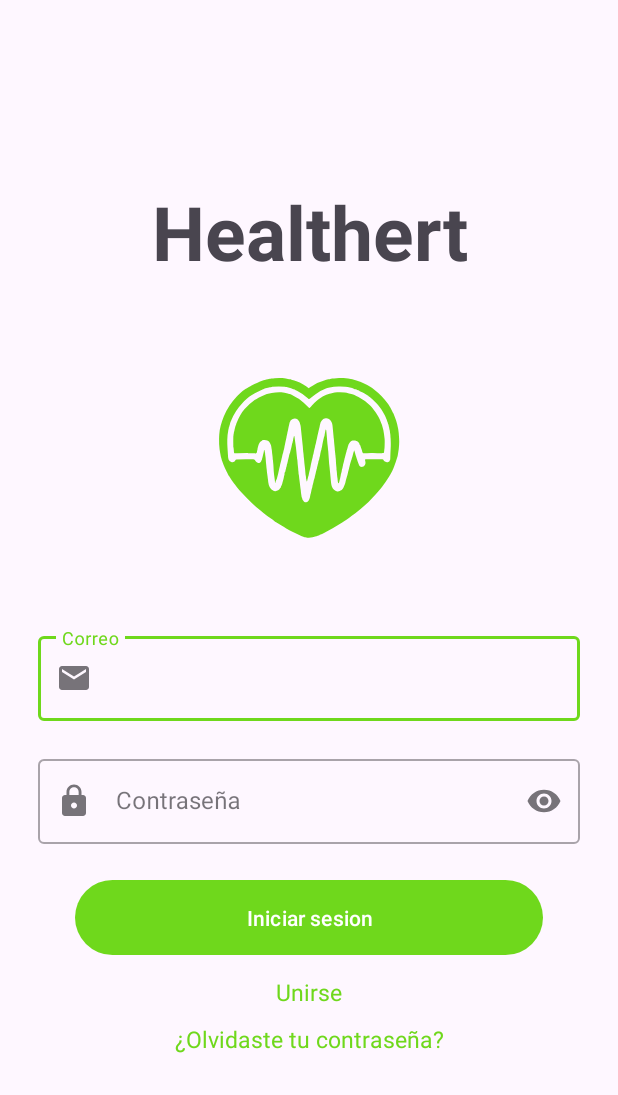
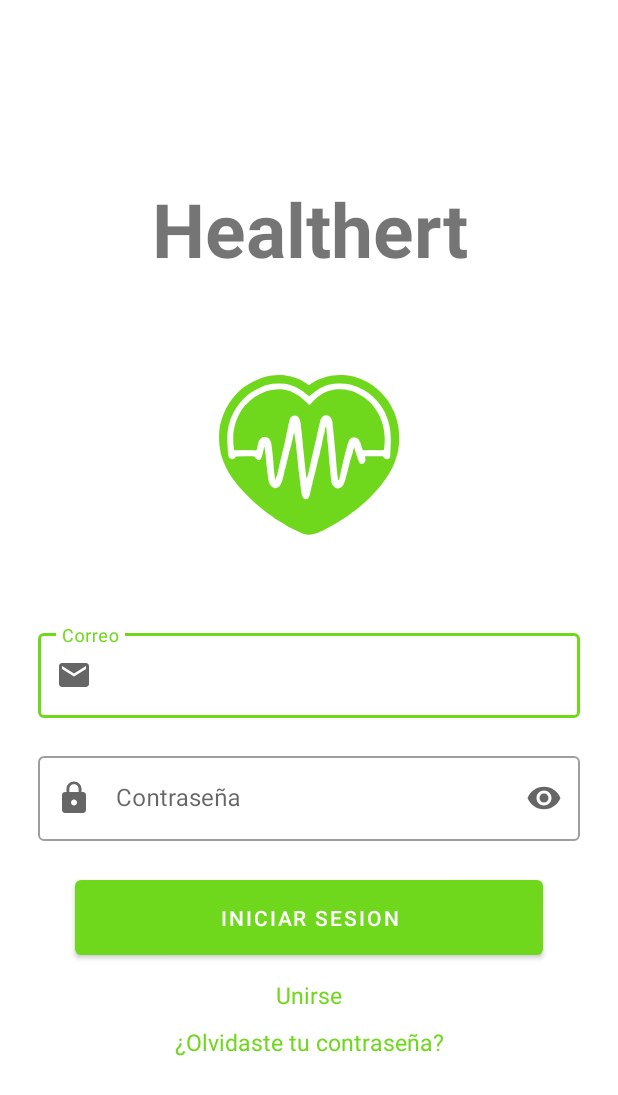
Before and after one commit to dgaDave/Healthert, an Android app: the screen it shows after launch (LoginActivity), on a phone screen of 412 x 824 dp. Shown: the top 1095 px of the screen. Run offline under Robolectric (Android 15) with nearby library versions, the phone set to English and light mode, and no system bars; our stand-ins replace Firebase (no records; nobody signed in at launch, a user with empty details on screens opened directly).

Commit message:
Se cambio el tema de nuevo

```diff
--- a/app/src/main/res/values-night/themes.xml
+++ b/app/src/main/res/values-night/themes.xml
@@ -1,6 +1,6 @@
 <resources xmlns:tools="http://schemas.android.com/tools">
     <!-- Base application theme. -->
-    <style name="Theme.Healthert" parent="Theme.Material3.Dark.NoActionBar">
+    <style name="Theme.Healthert" parent="Theme.MaterialComponents.DayNight.NoActionBar">
         <!-- Primary brand color. -->
         <item name="colorPrimary">@color/moradito</item>
         <item name="colorPrimaryVariant">@color/moradote</item>
--- a/app/src/main/res/values/themes.xml
+++ b/app/src/main/res/values/themes.xml
@@ -1,6 +1,6 @@
 <resources xmlns:tools="http://schemas.android.com/tools">
     <!-- Base application theme. -->
-    <style name="Theme.Healthert" parent="Theme.Material3.Light.NoActionBar">
+    <style name="Theme.Healthert" parent="Theme.MaterialComponents.DayNight.NoActionBar">
         <!-- Primary brand color. -->
         <item name="colorPrimary">@color/verde</item>
         <item name="colorPrimaryVariant">@color/verde</item>
```
